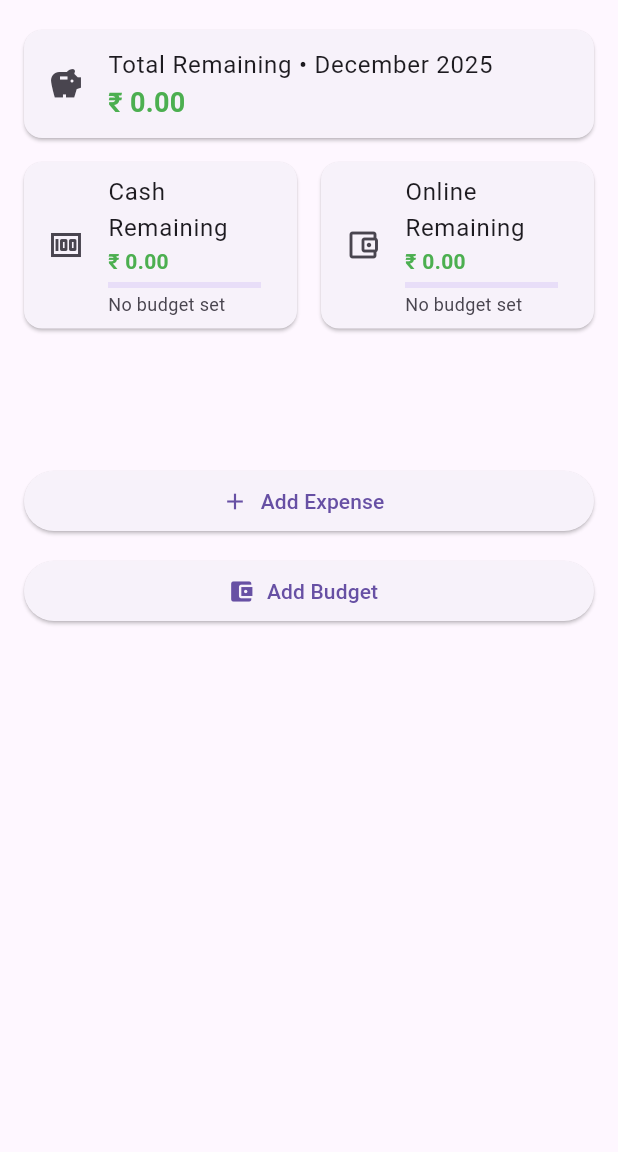
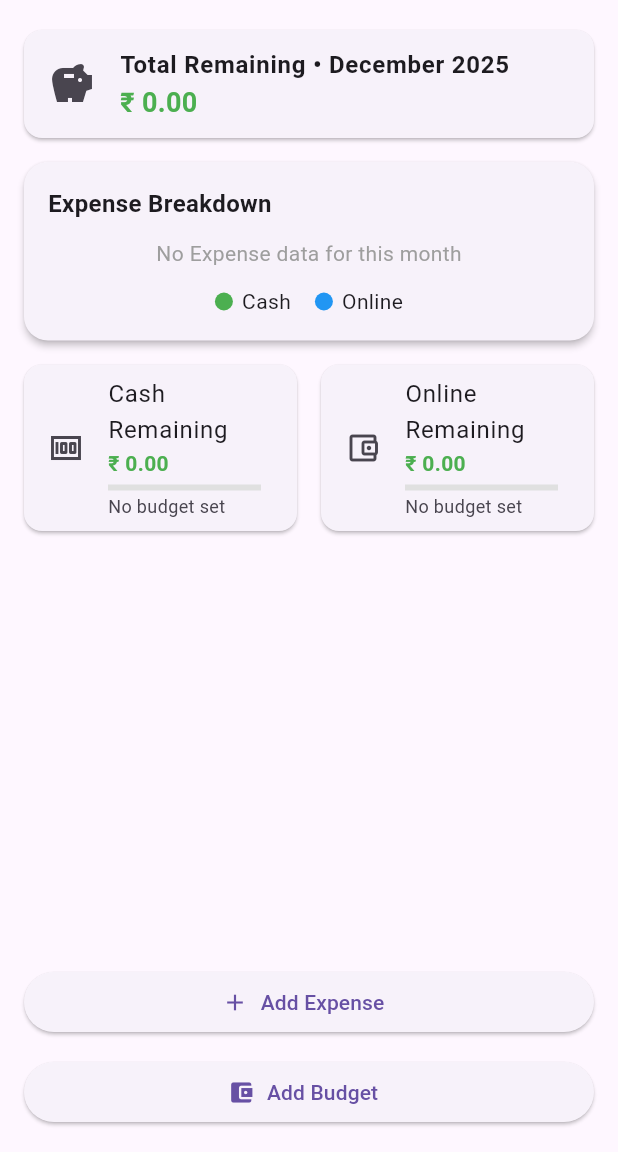
Before and after one commit to kadamharshit/Wallet_Watch, a Flutter app: the HomeScreen screen opened by its route, on a phone screen of 412 x 824 dp, the part 84-1236 px from its top. Run offline on Flutter 3.47's test engine with Material 3 defaults, Android fonts, the phone set to English and light mode, and no system bars; our stand-ins replace fl_chart, shared_preferences, sqflite, supabase_flutter; accounts and stored records are empty.

Commit message:
Added Pie Chart for Expense and UI Enhancement

```diff
--- a/lib/dashboard/home_screen.dart
+++ b/lib/dashboard/home_screen.dart
@@ -1,6 +1,7 @@
 import 'package:flutter/material.dart';
 import 'package:intl/intl.dart';
 import 'package:supabase_flutter/supabase_flutter.dart';
+import 'package:fl_chart/fl_chart.dart';
 
 class HomeScreen extends StatefulWidget {
   const HomeScreen({super.key});
@@ -19,7 +20,7 @@ class _HomeScreenState extends State<HomeScreen> {
 
   final supabase = Supabase.instance.client;
 
-  //------------Derived values
+  // Derived values
   double get _cashRemaining => _cashBudget - _cashExpense;
   double get _onlineRemaining => _onlineBudget - _onlineExpense;
   double get _totalRemaining => _cashRemaining + _onlineRemaining;
@@ -27,17 +28,12 @@ class _HomeScreenState extends State<HomeScreen> {
   Color _amountColor(double value) =>
       value >= 0 ? Colors.green : Colors.redAccent;
 
-  double get _cashProgress {
-    if (_cashBudget <= 0) return 0.0;
-    final ratio = _cashExpense / _cashBudget;
-    return ratio.clamp(0.0, 1.0);
-  }
+  double get _cashProgress =>
+      _cashBudget <= 0 ? 0.0 : (_cashExpense / _cashBudget).clamp(0.0, 1.0);
 
-  double get _onlineProgress {
-    if (_onlineBudget <= 0) return 0.0;
-    final ratio = _onlineExpense / _onlineBudget;
-    return ratio.clamp(0.0, 1.0);
-  }
+  double get _onlineProgress => _onlineBudget <= 0
+      ? 0.0
+      : (_onlineExpense / _onlineBudget).clamp(0.0, 1.0);
 
   String _formatPercent(double used, double total) {
     if (total <= 0) return "No budget set";
@@ -57,7 +53,6 @@ class _HomeScreenState extends State<HomeScreen> {
     final user = supabase.auth.currentUser;
     if (user == null) return;
 
-    // Fetch user details from 'users' table
     final response = await supabase
         .from('users')
         .select()
@@ -67,9 +62,81 @@ class _HomeScreenState extends State<HomeScreen> {
     if (response != null) {
       setState(() {
         _username = response['name'] ?? 'User';
-        _useremail = response['email'] ?? 'example@gmail.com';
+        _useremail = response['email'] ?? '';
       });
     }
+  }
+
+  //------------------Pie Chart----------------------------
+  Widget _buildExpensePieChart() {
+    final total = _cashExpense + _onlineExpense;
+
+    if (total <= 0) {
+      return const Center(
+        child: Text(
+          "No Expense data for this month",
+          style: TextStyle(color: Colors.grey),
+        ),
+      );
+    }
+    return SizedBox(
+      height: 220,
+      child: PieChart(
+        PieChartData(
+          sectionsSpace: 2,
+          centerSpaceRadius: 50,
+          sections: [
+            PieChartSectionData(
+              value: _cashExpense,
+              color: Colors.green,
+              radius: 50,
+              title: "${((_cashExpense / total) * 100).toStringAsFixed(0)}%",
+              titleStyle: const TextStyle(
+                fontWeight: FontWeight.bold,
+                fontSize: 14,
+                color: Colors.white,
+              ),
+            ),
+            PieChartSectionData(
+              value: _onlineExpense,
+              color: Colors.blue,
+              radius: 50,
+              title: "${((_onlineExpense / total) * 100).toStringAsFixed(0)}%",
+              titleStyle: const TextStyle(
+                fontWeight: FontWeight.bold,
+                fontSize: 14,
+                color: Colors.white,
+              ),
+            ),
+          ],
+        ),
+      ),
+    );
+  }
+
+  Widget _buildPieLegend() {
+    return Row(
+      mainAxisAlignment: MainAxisAlignment.center,
+      children: [
+        _legendItem(Colors.green, "Cash"),
+        const SizedBox(width: 16),
+        _legendItem(Colors.blue, "Online"),
+      ],
+    );
+  }
+
+  Widget _legendItem(Color color, String label) {
+    return Row(
+      children: [
+        Container(
+          width: 12,
+          height: 12,
+          decoration: BoxDecoration(color: color, shape: BoxShape.circle),
+        ),
+        const SizedBox(width: 6),
+        Text(label),
+      ],
+    );
   }
 
   Future<void> _loadExpensesSeparately() async {
@@ -91,18 +158,8 @@ class _HomeScreenState extends State<HomeScreen> {
       final date = item['date']?.toString();
       if (date != null && date.startsWith(currentMonth)) {
         final amount = (item['total'] as num).toDouble();
-        final modeRaw = (item['mode'] ?? 'Cash')
-            .toString()
-            .trim()
-            .toLowerCase();
-
-        if (modeRaw == 'cash') {
-          cash += amount;
-        } else if (modeRaw == 'online') {
-          online += amount;
-        } else {
-          cash += amount;
-        }
+        final mode = (item['mode'] ?? 'Cash').toString().toLowerCase();
+        mode == 'online' ? online += amount : cash += amount;
       }
     }
 
@@ -127,12 +184,7 @@ class _HomeScreenState extends State<HomeScreen> {
     for (final entry in response) {
       final mode = (entry['mode'] ?? 'Cash').toString();
       final amount = (entry['total'] as num).toDouble();
-
-      if (mode == 'Cash') {
-        cash += amount;
-      } else if (mode == 'Online') {
-        online += amount;
-      }
+      mode == 'Online' ? online += amount : cash += amount;
     }
 
     setState(() {
@@ -141,26 +193,25 @@ class _HomeScreenState extends State<HomeScreen> {
     });
   }
 
+  String currentMonthYear() => DateFormat("MMMM yyyy").format(DateTime.now());
+
   String getInitials(String name) {
     if (name.trim().isEmpty) return "";
-
-    List<String> parts = name.trim().split(" ");
-
-    if (parts.length == 1) {
-      return parts[0][0].toUpperCase();
-    }
-    return (parts[0][0] + parts[1][0]).toUpperCase();
+    final parts = name.trim().split(" ");
+    return parts.length == 1
+        ? parts[0][0].toUpperCase()
+        : (parts[0][0] + parts[1][0]).toUpperCase();
   }
 
-  String currentMonthYear() {
-    final now = DateTime.now();
-    return DateFormat("MMMM yyyy").format(now);
+  Future<void> _refreshAll() async {
+    await _loadBudgetsSeparately();
+    await _loadExpensesSeparately();
   }
 
   Future<void> _logout() async {
-    final shouldlogout = await showDialog<bool>(
+    final confirm = await showDialog<bool>(
       context: context,
-      builder: (context) => AlertDialog(
+      builder: (_) => AlertDialog(
         title: const Text("Confirm Logout"),
         content: const Text("Are you sure you want to sign out?"),
         actions: [
@@ -176,7 +227,8 @@ class _HomeScreenState extends State<HomeScreen> {
         ],
       ),
     );
-    if (shouldlogout == true) {
+
+    if (confirm == true) {
       await supabase.auth.signOut();
       if (mounted) {
         Navigator.pushReplacementNamed(context, '/login');
@@ -184,22 +236,18 @@ class _HomeScreenState extends State<HomeScreen> {
     }
   }
 
-  Future<void> _refreshAll() async {
-    await _loadBudgetsSeparately();
-    await _loadExpensesSeparately();
-  }
-
   @override
   Widget build(BuildContext context) {
     return Scaffold(
       appBar: AppBar(
+        title: const Text("WalletWatch"),
+        backgroundColor: Colors.blue,
         foregroundColor: Colors.white,
-        backgroundColor: Colors.blue,
-        title: const Text("WalletWatch"),
         actions: [
           IconButton(onPressed: _refreshAll, icon: const Icon(Icons.refresh)),
         ],
       ),
+
       body: RefreshIndicator(
         onRefresh: _refreshAll,
         child: Column(
@@ -210,15 +258,19 @@ class _HomeScreenState extends State<HomeScreen> {
                 child: Column(
                   children: [
                     const SizedBox(height: 12),
-                    //----------- Total Remaining Card------------------
+
+                    // Total Remaining
                     Card(
                       margin: const EdgeInsets.symmetric(
                         horizontal: 16,
                         vertical: 8,
                       ),
                       child: ListTile(
-                        leading: const Icon(Icons.savings),
-                        title: Text("Total Remaining • ${currentMonthYear()}"),
+                        leading: const Icon(Icons.savings, size: 32),
+                        title: Text(
+                          "Total Remaining • ${currentMonthYear()}",
+                          style: const TextStyle(fontWeight: FontWeight.w600),
+                        ),
                         subtitle: Text(
                           "₹ ${_totalRemaining.toStringAsFixed(2)}",
                           style: TextStyle(
@@ -229,72 +281,61 @@ class _HomeScreenState extends State<HomeScreen> {
                         ),
                       ),
                     ),
-
-                    //-------------------- Cash & Online Remaining -----------------
-                    Row(
-                      children: [
-                        Expanded(
-                          child: Card(
-                            margin: const EdgeInsets.fromLTRB(16, 8, 8, 8),
-                            child: ListTile(
-                              leading: const Icon(Icons.money),
-                              title: const Text("Cash Remaining"),
-                              subtitle: Column(
+                    Card(
+                      margin: const EdgeInsets.symmetric(
+                        horizontal: 16,
+                        vertical: 8,
+                      ),
+                      shape: RoundedRectangleBorder(
+                        borderRadius: BorderRadius.circular(16),
+                      ),
+                      elevation: 2,
+                      child: Padding(
+                        padding: const EdgeInsets.all(16),
+                        child: Column(
                           crossAxisAlignment: CrossAxisAlignment.start,
                           children: [
-                                  Text(
-                                    "₹ ${_cashRemaining.toStringAsFixed(2)}",
+                            const Text(
+                              "Expense Breakdown",
                               style: TextStyle(
-                                      color: _amountColor(_cashRemaining),
-                                      fontWeight: FontWeight.bold,
+                                fontSize: 16,
+                                fontWeight: FontWeight.w600,
                               ),
                             ),
-                                  const SizedBox(height: 4),
-                                  LinearProgressIndicator(value: _cashProgress),
-                                  const SizedBox(height: 2),
-                                  Text(
-                                    _formatPercent(_cashExpense, _cashBudget),
-                                    style: const TextStyle(fontSize: 12),
-                                  ),
+                            const SizedBox(height: 12),
+                            _buildExpensePieChart(),
+                            const SizedBox(height: 12),
+                            _buildPieLegend(),
                           ],
                         ),
                       ),
                     ),
+
+                    Row(
+                      children: [
+                        _buildRemainingCard(
+                          title: "Cash Remaining",
+                          icon: Icons.money,
+                          amount: _cashRemaining,
+                          progress: _cashProgress,
+                          percentText: _formatPercent(
+                            _cashExpense,
+                            _cashBudget,
                           ),
-                        Expanded(
-                          child: Card(
-                            margin: const EdgeInsets.fromLTRB(8, 8, 16, 8),
-                            child: ListTile(
-                              leading: const Icon(
-                                Icons.account_balance_wallet_outlined,
+                          color: Colors.green,
+                          margin: const EdgeInsets.fromLTRB(16, 8, 8, 8),
                         ),
-                              title: const Text("Online Remaining"),
-                              subtitle: Column(
-                                crossAxisAlignment: CrossAxisAlignment.start,
-                                children: [
-                                  Text(
-                                    "₹ ${_onlineRemaining.toStringAsFixed(2)}",
-                                    style: TextStyle(
-                                      color: _amountColor(_onlineRemaining),
-                                      fontWeight: FontWeight.bold,
-                                    ),
-                                  ),
-                                  const SizedBox(height: 4),
-                                  LinearProgressIndicator(
-                                    value: _onlineProgress,
-                                  ),
-                                  const SizedBox(height: 2),
-                                  Text(
-                                    _formatPercent(
+                        _buildRemainingCard(
+                          title: "Online Remaining",
+                          icon: Icons.account_balance_wallet_outlined,
+                          amount: _onlineRemaining,
+                          progress: _onlineProgress,
+                          percentText: _formatPercent(
                             _onlineExpense,
                             _onlineBudget,
                           ),
-                                    style: const TextStyle(fontSize: 12),
-                                  ),
-                                ],
-                              ),
-                            ),
-                          ),
+                          color: Colors.blue,
+                          margin: const EdgeInsets.fromLTRB(8, 8, 16, 8),
                         ),
                       ],
                     ),
@@ -303,9 +344,11 @@ class _HomeScreenState extends State<HomeScreen> {
               ),
             ),
 
-            // 🔥 Bottom Fixed Buttons
-            Padding(
-              padding: const EdgeInsets.fromLTRB(16, 8, 16, 350),
+            // Bottom buttons
+            SafeArea(
+              top: false,
+              child: Padding(
+                padding: const EdgeInsets.all(16),
                 child: Column(
                   children: [
                     SizedBox(
@@ -334,141 +377,115 @@ class _HomeScreenState extends State<HomeScreen> {
                   ],
                 ),
               ),
+            ),
           ],
         ),
       ),
+
       drawer: Drawer(
         child: SafeArea(
           child: ListView(
-            padding: EdgeInsets.zero,
             children: [
               DrawerHeader(
-                decoration: BoxDecoration(
-                  border: BoxBorder.all(width: 1),
-                  color: Colors.blue,
-                ),
+                decoration: const BoxDecoration(color: Colors.blue),
                 child: Column(
-                  mainAxisAlignment: MainAxisAlignment.start,
                   crossAxisAlignment: CrossAxisAlignment.start,
                   children: [
                     CircleAvatar(
-                      radius: 40,
-                      backgroundColor: Color.fromARGB(255, 165, 255, 137),
+                      radius: 36,
+                      backgroundColor: Colors.white,
                       child: Text(
                         getInitials(_username),
                         style: const TextStyle(
-                          fontSize: 28,
+                          fontSize: 26,
                           fontWeight: FontWeight.bold,
-                          color: Colors.black,
+                          color: Colors.blue,
                         ),
                       ),
                     ),
-                    const SizedBox(height: 5),
+                    const SizedBox(height: 8),
                     Text(
                       _username,
                       style: const TextStyle(
                         fontSize: 18,
                         fontWeight: FontWeight.bold,
-                        color: Colors.black,
+                        color: Colors.white,
                       ),
                       overflow: TextOverflow.ellipsis,
-                      maxLines: 1,
                     ),
                     Text(
                       _useremail,
-                      style: const TextStyle(
-                        fontSize: 14,
-                        fontWeight: FontWeight.bold,
-                        color: Colors.black,
-                      ),
+                      style: const TextStyle(color: Colors.white70),
                       overflow: TextOverflow.ellipsis,
-                      maxLines: 1,
                     ),
                   ],
                 ),
               ),
-              ListTile(
-                leading: const Icon(Icons.person),
-                title: const Text("My Profile"),
-                onTap: () {
-                  Navigator.pop(context);
-                  Navigator.pushNamed(context, '/profiles');
-                },
-              ),
-              const Divider(thickness: 1),
-              ListTile(
-                leading: const Icon(Icons.info),
-                title: const Text('About us'),
-                onTap: () {
-                  Navigator.pop(context);
-                  Navigator.pushNamed(context, '/about');
-                },
-              ),
-              const Divider(thickness: 1),
-              ListTile(
-                leading: const Icon(Icons.wallet),
-                title: const Text("Expense Tracker"),
-                onTap: () async {
-                  Navigator.pop(context);
-                  await Navigator.pushNamed(context, '/expense_tracker');
-                  _loadExpensesSeparately();
-                },
-              ),
-              const Divider(thickness: 1),
-              ListTile(
-                leading: const Icon(Icons.money),
-                title: const Text("Manage Budget"),
-                onTap: () async {
-                  Navigator.pop(context);
-                  await Navigator.pushNamed(context, '/budget_tracker');
-                  _loadBudgetsSeparately();
-                },
-              ),
-              const Divider(thickness: 1),
-              ListTile(
-                leading: const Icon(Icons.question_mark),
-                title: const Text("How To Use"),
-                onTap: () {
-                  Navigator.pop(context);
-                  Navigator.pushNamed(context, '/how_to_use');
-                },
-              ),
-              const Divider(thickness: 1),
+              _drawerItem(Icons.person, "My Profile", '/profiles'),
+              _drawerItem(Icons.info, "About Us", '/about'),
+              _drawerItem(Icons.wallet, "Expense Tracker", '/expense_tracker'),
+              _drawerItem(Icons.money, "Manage Budget", '/budget_tracker'),
+              _drawerItem(Icons.question_mark, "How To Use", '/how_to_use'),
               ListTile(
                 leading: const Icon(Icons.logout),
                 title: const Text("Sign Out"),
-                onTap: () => _logout(),
+                onTap: _logout,
               ),
-              const Divider(thickness: 1),
             ],
           ),
         ),
       ),
-      // floatingActionButton: Column(
-      //   mainAxisSize: MainAxisSize.min,
-      //   crossAxisAlignment: CrossAxisAlignment.end,
-      //   children: [
-      //     FloatingActionButton.extended(
-      //       heroTag: 'fab_expense',
-      //       onPressed: () async {
-      //         await Navigator.pushNamed(context, '/add_expense');
-      //         _loadExpensesSeparately(); // refresh after coming back
-      //       },
-      //       icon: const Icon(Icons.add),
-      //       label: const Text('Add Expense'),
-      //     ),
-      //     const SizedBox(height: 12),
-      //     FloatingActionButton.extended(
-      //       heroTag: 'fab_budget',
-      //       onPressed: () async {
-      //         await Navigator.pushNamed(context, '/budget');
-      //         _loadBudgetsSeparately(); // refresh after coming back
-      //       },
-      //       icon: const Icon(Icons.account_balance_wallet),
-      //       label: const Text('Add Budget'),
-      //     ),
-      //   ],
-      // ),
+    );
+  }
+
+  Widget _drawerItem(IconData icon, String title, String route) {
+    return ListTile(
+      leading: Icon(icon),
+      title: Text(title),
+      onTap: () {
+        Navigator.pop(context);
+        Navigator.pushNamed(context, route);
+      },
+    );
+  }
+
+  Widget _buildRemainingCard({
+    required String title,
+    required IconData icon,
+    required double amount,
+    required double progress,
+    required String percentText,
+    required Color color,
+    required EdgeInsets margin,
+  }) {
+    return Expanded(
+      child: Card(
+        margin: margin,
+        child: ListTile(
+          leading: Icon(icon),
+          title: Text(title),
+          subtitle: Column(
+            crossAxisAlignment: CrossAxisAlignment.start,
+            children: [
+              Text(
+                "₹ ${amount.toStringAsFixed(2)}",
+                style: TextStyle(
+                  color: _amountColor(amount),
+                  fontWeight: FontWeight.bold,
+                ),
+              ),
+              const SizedBox(height: 4),
+              LinearProgressIndicator(
+                value: progress,
+                color: color,
+                backgroundColor: Colors.grey.shade300,
+              ),
+              const SizedBox(height: 2),
+              Text(percentText, style: const TextStyle(fontSize: 12)),
+            ],
+          ),
+        ),
+      ),
     );
   }
 }
```
Lines whose indentation alone changed are shown as unchanged.
